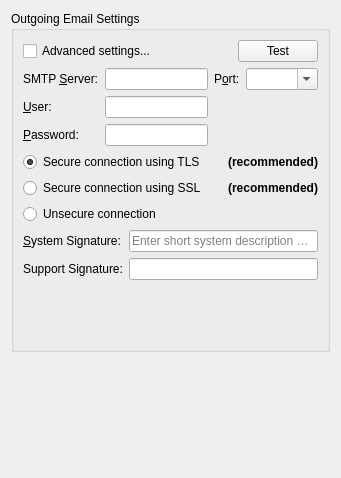
Qt form client/src/ui/widgets/settings/smtp_settings_widget.ui (networkoptix/nx_open) before a commit.
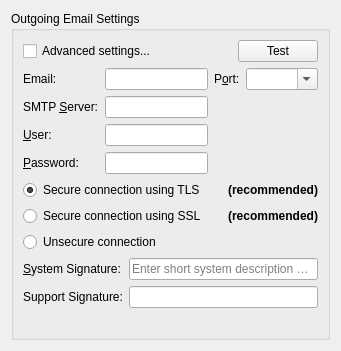
The same form after that commit. The open tabs and pages were chosen to show the change.

Commit message:
(Issue #4195) :  No "e-mail" field in the advanced options of the email server settings
<==== Mercurial data ====>
Branch: master

What changed in the file:
```diff
--- a/client/src/ui/widgets/settings/smtp_settings_widget.ui
+++ b/client/src/ui/widgets/settings/smtp_settings_widget.ui
@@ -7,7 +7,7 @@
     <x>0</x>
     <y>0</y>
     <width>341</width>
-    <height>478</height>
+    <height>347</height>
    </rect>
   </property>
   <property name="windowTitle">
@@ -193,7 +193,7 @@
                <property name="fieldGrowthPolicy">
                 <enum>QFormLayout::AllNonFixedFieldsGrow</enum>
                </property>
-               <item row="0" column="0">
+               <item row="1" column="0">
                 <widget class="QLabel" name="serverLabel">
                  <property name="text">
                   <string>SMTP &amp;Server:</string>
@@ -203,10 +203,10 @@
                  </property>
                 </widget>
                </item>
-               <item row="0" column="1">
+               <item row="1" column="1">
                 <widget class="QLineEdit" name="serverLineEdit"/>
                </item>
-               <item row="1" column="0">
+               <item row="2" column="0">
                 <widget class="QLabel" name="userLabel">
                  <property name="text">
                   <string>&amp;User:</string>
@@ -216,10 +216,10 @@
                  </property>
                 </widget>
                </item>
-               <item row="1" column="1">
+               <item row="2" column="1">
                 <widget class="QLineEdit" name="userLineEdit"/>
                </item>
-               <item row="2" column="0">
+               <item row="3" column="0">
                 <widget class="QLabel" name="passwordLabel">
                  <property name="text">
                   <string>&amp;Password:</string>
@@ -229,13 +229,23 @@
                  </property>
                 </widget>
                </item>
-               <item row="2" column="1">
+               <item row="3" column="1">
                 <widget class="QLineEdit" name="passwordLineEdit">
                  <property name="echoMode">
                   <enum>QLineEdit::Password</enum>
                  </property>
                 </widget>
                </item>
+               <item row="0" column="0">
+                <widget class="QLabel" name="emailLabel">
+                 <property name="text">
+                  <string>Email:</string>
+                 </property>
+                </widget>
+               </item>
+               <item row="0" column="1">
+                <widget class="QLineEdit" name="emailLineEdit"/>
+               </item>
               </layout>
              </item>
              <item>
```
Left out of the diff: 9 changed lines with no effect on the pictures. The commit also changes 25 other files.
